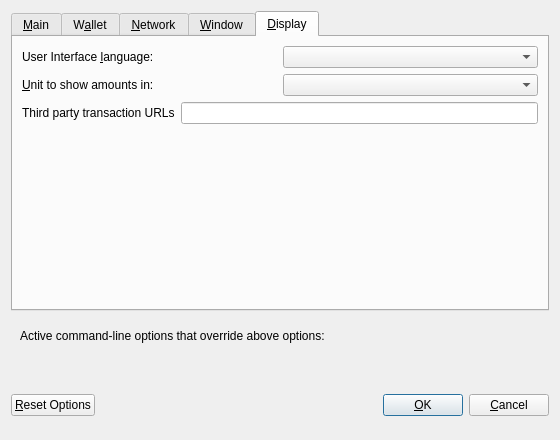
Old version of the form src/qt/forms/optionsdialog.ui in the repository LIMXTEC/BitSend.
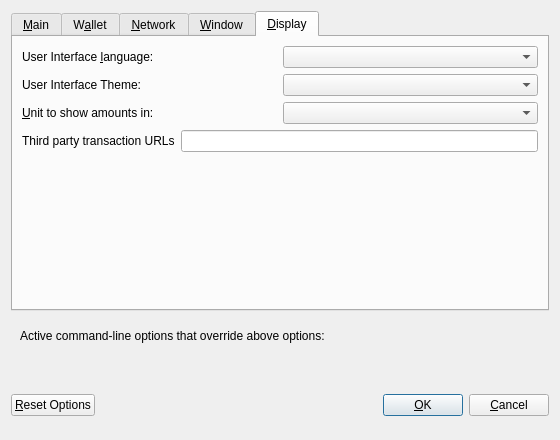
New version of the form. The open tabs and pages were chosen to show the change. Custom widgets are drawn as their Qt base class.

Patch:
```diff
--- a/src/qt/forms/optionsdialog.ui
+++ b/src/qt/forms/optionsdialog.ui
@@ -578,6 +578,20 @@
          </item>
         </layout>
        </item>
+	   <item>
+        <layout class="QHBoxLayout" name="horizontalLayout_4_Display" stretch="0,0">
+         <item>
+          <widget class="QLabel" name="themeLabel">
+           <property name="text">
+            <string>User Interface Theme:</string>
+           </property>
+          </widget>
+         </item>
+         <item>
+          <widget class="QValueComboBox" name="theme"/>
+         </item>
+        </layout>
+       </item>
        <item>
         <layout class="QHBoxLayout" name="horizontalLayout_2_Display">
          <item>
```
